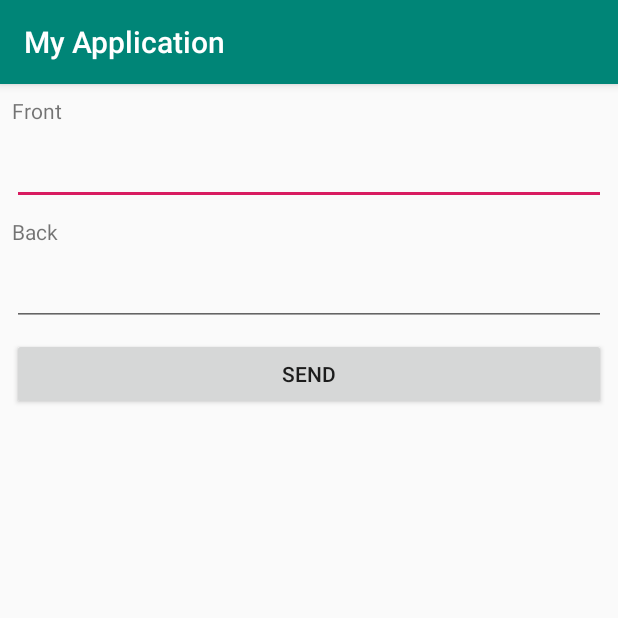
After one commit to xeyqe/DBdict, an Android app: the ankiApi screen opened directly, with no data from a screen before it, on a phone screen of 412 x 824 dp, the top half of it. The commit adds this screen. Run offline under Robolectric (Android 15) with nearby library versions, the phone set to English and light mode, and no system bars.

Commit message:
3rd activity

```diff
--- a/app/build.gradle
+++ b/app/build.gradle
@@ -23,7 +23,7 @@ dependencies {
     def lifecycle_version = "1.1.1"
 
     implementation 'com.android.volley:volley:1.1.1'
-
+    implementation 'com.ichi2.anki:api:1.1.0alpha6'
 
     implementation "android.arch.persistence.room:runtime:$room_version"
     annotationProcessor "android.arch.persistence.room:compiler:$room_version"
--- a/app/src/main/AndroidManifest.xml
+++ b/app/src/main/AndroidManifest.xml
@@ -13,7 +13,8 @@
         android:roundIcon="@mipmap/ic_launcher_round"
         android:supportsRtl="true"
         android:theme="@style/AppTheme">
-        <activity android:name=".myMemory"></activity>
+        <activity android:name=".ankiApi"></activity>
+        <activity android:name=".myMemory" />
         <activity android:name=".MainActivity">
             <intent-filter>
                 <action android:name="android.intent.action.MAIN" />
--- a/app/src/main/java/com/xeyqe/myapplication/VocabDatabase.java
+++ b/app/src/main/java/com/xeyqe/myapplication/VocabDatabase.java
@@ -49,7 +49,6 @@ public abstract class VocabDatabase extends RoomDatabase {
 
         @Override
         protected Void doInBackground(Void... voids) {
-            Pattern neco = Pattern.compile("^##.*");
 
             Context context = GlobalApplication.getAppContext();
             BufferedReader reader = null;
@@ -60,13 +59,10 @@ public abstract class VocabDatabase extends RoomDatabase {
 
                 String line = reader.readLine();
                 while (line != null) {
-                    if (!neco.matcher(line).matches()) {
-
-                        String[] separated = line.split("\t");
+                        String[] separated = line.split("[_]{3}");
 
                         vocabDao.insert(new Vocab(separated[0], separated[1], "eng-cze"));
                         line = reader.readLine();
-                    }
                 }
             } catch (IOException e) {
                 e.printStackTrace();
--- a/app/src/main/java/com/xeyqe/myapplication/VocabRepository.java
+++ b/app/src/main/java/com/xeyqe/myapplication/VocabRepository.java
@@ -36,7 +36,7 @@ public class VocabRepository {
         return allVocabs;
     }
     public LiveData<List<Vocab>> getAllSearchedVocabs(String hledany) {
-        return vocabDao.getAllSearchedVocabs("%" + hledany + "%");
+        return vocabDao.getAllSearchedVocabs(hledany + "%");
     }
 
     private static class InsertVocabAsyncTask extends AsyncTask<Vocab, Void, Void> {
--- /dev/null
+++ b/app/src/main/java/com/xeyqe/myapplication/ankiApi.java
@@ -0,0 +1,30 @@
+package com.xeyqe.myapplication;
+
+import android.content.Intent;
+import android.support.v7.app.AppCompatActivity;
+import android.os.Bundle;
+import android.widget.EditText;
+
+public class ankiApi extends AppCompatActivity {
+    public static final String EXTRA_WORD = "com.xeyqe.myapplication.EXTRA_WORD";
+    public static final String EXTRA_MEANING = "com.xeyqe.myapplication.EXTRA_MEANING";
+
+    private EditText editTextFront;
+    private EditText editTextBack;
+
+    @Override
+    protected void onCreate(Bundle savedInstanceState) {
+        super.onCreate(savedInstanceState);
+        setContentView(R.layout.activity_anki_api);
+
+
+        editTextFront = findViewById(R.id.editTextFront);
+        editTextBack = findViewById(R.id.editTextBack);
+
+        Intent intent = getIntent();
+
+        editTextFront.setText(intent.getStringExtra(EXTRA_WORD));
+        editTextBack.setText(intent.getStringExtra(EXTRA_MEANING));
+
+    }
+}
--- /dev/null
+++ b/app/src/main/res/layout/activity_anki_api.xml
@@ -0,0 +1,79 @@
+<?xml version="1.0" encoding="utf-8"?>
+<android.support.constraint.ConstraintLayout xmlns:android="http://schemas.android.com/apk/res/android"
+    xmlns:app="http://schemas.android.com/apk/res-auto"
+    xmlns:tools="http://schemas.android.com/tools"
+    android:layout_width="match_parent"
+    android:layout_height="match_parent"
+    tools:context=".ankiApi">
+
+    <EditText
+        android:id="@+id/editTextFront"
+        android:layout_width="match_parent"
+        android:layout_height="wrap_content"
+        android:layout_marginStart="8dp"
+        android:layout_marginTop="8dp"
+        android:layout_marginEnd="8dp"
+        android:ems="10"
+        android:inputType="text"
+        app:layout_constraintBottom_toTopOf="@+id/textViewBack"
+        app:layout_constraintEnd_toEndOf="parent"
+        app:layout_constraintHorizontal_bias="0.0"
+        app:layout_constraintStart_toStartOf="parent"
+        app:layout_constraintTop_toBottomOf="@+id/textViewFront" />
+
+    <EditText
+        android:id="@+id/editTextBack"
+        android:layout_width="match_parent"
+        android:layout_height="wrap_content"
+        android:layout_marginStart="8dp"
+        android:layout_marginEnd="8dp"
+        android:ems="10"
+        android:inputType="text"
+        app:layout_constraintBottom_toTopOf="@+id/button"
+        app:layout_constraintEnd_toEndOf="parent"
+        app:layout_constraintHorizontal_bias="0.5"
+        app:layout_constraintStart_toStartOf="parent"
+        app:layout_constraintTop_toBottomOf="@+id/textViewBack" />
+
+    <Button
+        android:id="@+id/button"
+        android:layout_width="match_parent"
+        android:layout_height="wrap_content"
+        android:layout_marginStart="8dp"
+        android:layout_marginTop="8dp"
+        android:layout_marginEnd="8dp"
+        android:text="send"
+        app:layout_constraintEnd_toEndOf="parent"
+        app:layout_constraintHorizontal_bias="0.5"
+        app:layout_constraintStart_toStartOf="parent"
+        app:layout_constraintTop_toBottomOf="@+id/editTextBack" />
+
+    <TextView
+        android:id="@+id/textViewFront"
+        android:layout_width="match_parent"
+        android:layout_height="wrap_content"
+        android:layout_marginStart="8dp"
+        android:layout_marginTop="8dp"
+        android:layout_marginEnd="8dp"
+        android:text="Front"
+        app:layout_constraintBottom_toTopOf="@+id/editTextFront"
+        app:layout_constraintEnd_toEndOf="parent"
+        app:layout_constraintHorizontal_bias="0.0"
+        app:layout_constraintStart_toStartOf="parent"
+        app:layout_constraintTop_toTopOf="parent" />
+
+    <TextView
+        android:id="@+id/textViewBack"
+        android:layout_width="match_parent"
+        android:layout_height="wrap_content"
+        android:layout_marginStart="8dp"
+        android:layout_marginTop="8dp"
+        android:layout_marginEnd="8dp"
+        android:layout_marginBottom="8dp"
+        android:text="Back"
+        app:layout_constraintBottom_toTopOf="@+id/editTextBack"
+        app:layout_constraintEnd_toEndOf="parent"
+        app:layout_constraintHorizontal_bias="0.5"
+        app:layout_constraintStart_toStartOf="parent"
+        app:layout_constraintTop_toBottomOf="@+id/editTextFront" />
+</android.support.constraint.ConstraintLayout>
```
Also changed, not shown: app/src/main/java/com/xeyqe/myapplication/MainActivity.java (+13 -3 lines), app/src/main/java/com/xeyqe/myapplication/VocabAdapter.java (+25 -6 lines), app/src/main/java/com/xeyqe/myapplication/myMemory.java (+35 -7 lines).
